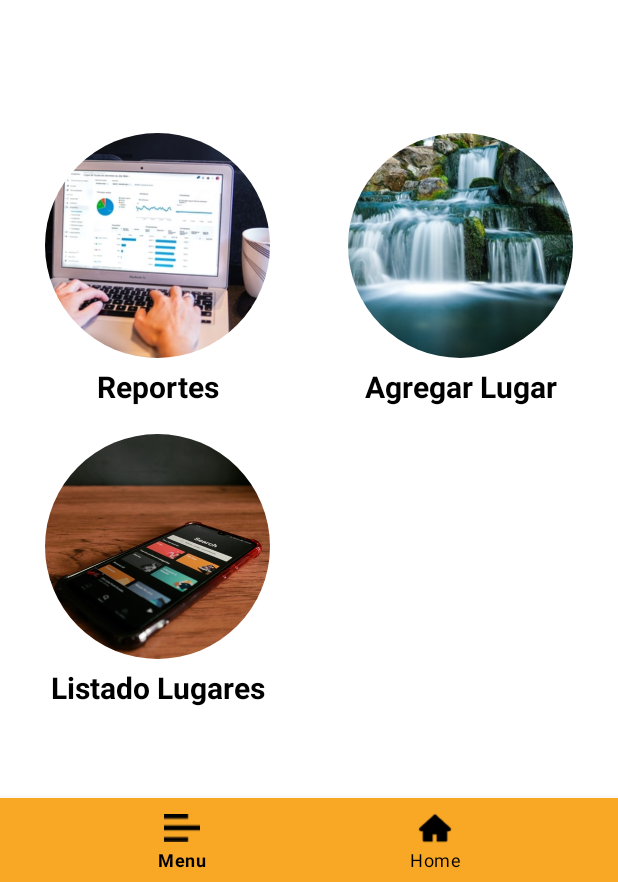
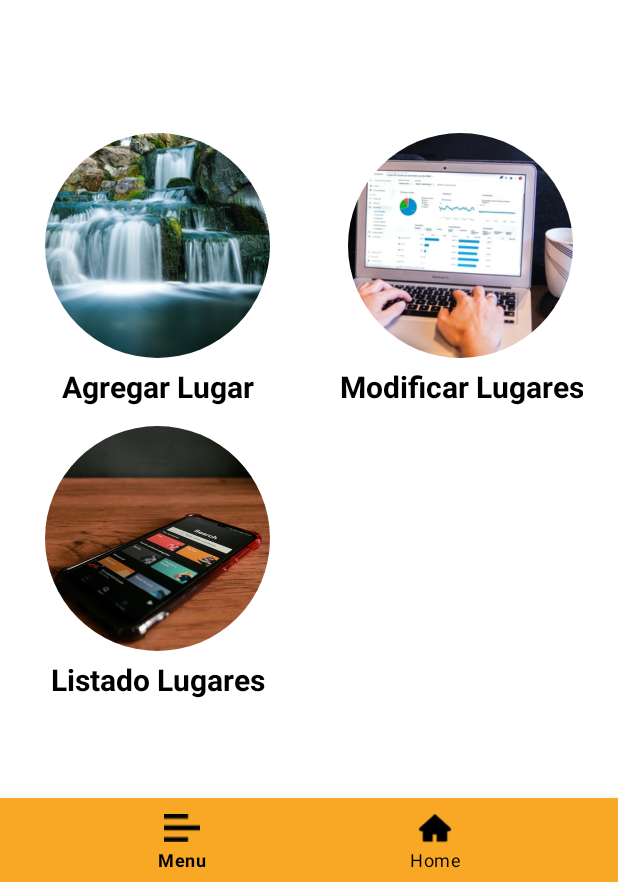
Before and after one commit to Shomira/Turism_Register, an Android app: the HomeFragment screen opened directly, with no data from a screen before it, on a phone screen of 412 x 824 dp, the part 354-1236 px from its top. Run offline under Robolectric (Android 15) with nearby library versions, the phone set to English and light mode, and no system bars; our stand-ins replace CircleImageView, Firebase (no records; nobody signed in at launch, a user with empty details on screens opened directly); 3 statements that could not run were skipped.

Commit message:
cambio de diseño

```diff
--- a/app/build.gradle
+++ b/app/build.gradle
@@ -56,6 +56,7 @@ dependencies {
     //
     implementation 'com.google.firebase:firebase-firestore-ktx'
     implementation 'androidx.fragment:fragment-ktx:1.2.5'
+    implementation 'com.google.firebase:firebase-storage-ktx:20.0.0'
     // Glide
     implementation 'com.github.bumptech.glide:glide:4.12.0'
     annotationProcessor 'com.github.bumptech.glide:compiler:4.12.0'
--- a/app/src/main/java/com/example/turism_register/MainActivity.kt
+++ b/app/src/main/java/com/example/turism_register/MainActivity.kt
@@ -23,7 +23,7 @@ class MainActivity : AppCompatActivity() {
     private val homeFragment = HomeFragment()
     private val profileFragment = ProfileFragment()
     private val aboutusFragment = AboutusFragment()
-    private val repositoryFragment = RepositoryFragment()
+    private val reportesFragment = ReportesFragment()
     private var email = ""
     private var provider = ""
 
@@ -51,7 +51,7 @@ class MainActivity : AppCompatActivity() {
             when (it.itemId) {
                 R.id.navDrawer_profile -> replaceFragment(profileFragment)
                 R.id.navDrawer_aboutUs -> replaceFragment(aboutusFragment)
-                R.id.navDrawer_repository -> replaceFragment(repositoryFragment)
+                R.id.navDrawer_reportes -> replaceFragment(reportesFragment)
                 R.id.sign_out -> {
                     val verAuth: Intent = Intent(this, LoginUserActivity::class.java)
                     FirebaseAuth.getInstance().signOut()
--- a/app/src/main/java/com/example/turism_register/adapters/AdapterLugar.kt
+++ b/app/src/main/java/com/example/turism_register/adapters/AdapterLugar.kt
@@ -8,6 +8,7 @@ import androidx.recyclerview.widget.RecyclerView
 import com.bumptech.glide.Glide
 import com.example.turism_register.R
 import com.example.turism_register.datas_class.Lugar
+import kotlinx.android.synthetic.main.fragment_profile.view.*
 import kotlinx.android.synthetic.main.list_item_lugar.view.*
 import java.lang.IllegalArgumentException
 
@@ -63,7 +64,6 @@ class AdapterLugar(
             Glide.with(activated).load(item.imagen).into(itemView.imgv_imageLugar)
             itemView.tv_nombreLugar.text = item.nombre
             itemView.tv_ubicacionLugar.text = item.provincia + ", " + item.canton + ", " + item.parroquia
-
         }
 
         /*
--- a/app/src/main/java/com/example/turism_register/fragments/HomeFragment.kt
+++ b/app/src/main/java/com/example/turism_register/fragments/HomeFragment.kt
@@ -15,7 +15,7 @@ class HomeFragment : Fragment() {
 
 
     //private val listLugaresFragment = ListLugaresFragment()
-    private val reportesFragment = ReportesFragment()
+    private val modificarLugaresFragment = ModificarLugaresFragment()
     private var email = ""
     override fun onCreateView(
         inflater: LayoutInflater, container: ViewGroup?,
@@ -29,18 +29,16 @@ class HomeFragment : Fragment() {
         super.onViewCreated(view, savedInstanceState)
         (activity as AppCompatActivity).bottom_navegation_view.menu.findItem(R.id.fragmentToReturn).isVisible = false
 
+        val objetoIntent =  (activity as AppCompatActivity).intent
+        email = objetoIntent.getStringExtra("email")!!
+
         imgBtn_addlugar.setOnClickListener {
-            val objetoIntent =  (activity as AppCompatActivity).intent
-            email = objetoIntent.getStringExtra("email")!!
             val addLugarMainFragment = AddLugarMainFragment()
-            var bundle:Bundle = Bundle()
-            bundle.putString("email", email)
-            addLugarMainFragment.arguments = bundle
             replaceFragment(addLugarMainFragment)
         }
 
-        imgBtn_reportes.setOnClickListener {
-            replaceFragment(reportesFragment)
+        imgBtn_modificarLugares.setOnClickListener {
+            replaceFragment(modificarLugaresFragment)
         }
 
         imgBtn_listLugares.setOnClickListener {
@@ -50,6 +48,10 @@ class HomeFragment : Fragment() {
     }
 
     private fun replaceFragment(fragment: Fragment) {
+        var bundle:Bundle = Bundle()
+        bundle.putString("email", email)
+        fragment.arguments = bundle
+
         if (fragment != null) {
             val transaction = (activity as AppCompatActivity).supportFragmentManager.beginTransaction()
             transaction.replace(R.id.fragment_container, fragment)
--- a/app/src/main/java/com/example/turism_register/fragments/RepositoryFragment.kt
+++ b/app/src/main/java/com/example/turism_register/fragments/ModificarLugaresFragment.kt
@@ -12,13 +12,13 @@ import kotlinx.android.synthetic.main.activity_main.*
 /**
  * A simple [Fragment] subclass.
  */
-class RepositoryFragment : Fragment() {
+class ModificarLugaresFragment : Fragment() {
     override fun onCreateView(
         inflater: LayoutInflater, container: ViewGroup?,
         savedInstanceState: Bundle?,
     ): View? {
         // Inflate the layout for this fragment
-        return inflater.inflate(R.layout.fragment_repository, container, false)
+        return inflater.inflate(R.layout.fragment_modificar_lugares, container, false)
     }
 
     override fun onViewCreated(view: View, savedInstanceState: Bundle?) {
--- a/app/src/main/java/com/example/turism_register/fragments/ReportesFragment.kt
+++ b/app/src/main/java/com/example/turism_register/fragments/ReportesFragment.kt
@@ -1,5 +1,6 @@
 package com.example.turism_register.fragments
 
+import android.content.Context
 import android.os.Bundle
 import androidx.fragment.app.Fragment
 import android.view.LayoutInflater
@@ -14,6 +15,9 @@ import kotlinx.android.synthetic.main.activity_main.*
  */
 class ReportesFragment : Fragment() {
 
+    private lateinit var contextF: Context
+    private var email = ""
+
     override fun onCreateView(
         inflater: LayoutInflater, container: ViewGroup?,
         savedInstanceState: Bundle?,
@@ -22,8 +26,16 @@ class ReportesFragment : Fragment() {
         return inflater.inflate(R.layout.fragment_reportes, container, false)
     }
 
+    override fun onAttach(context: Context) {
+        super.onAttach(context)
+        contextF = context
+    }
+
     override fun onViewCreated(view: View, savedInstanceState: Bundle?) {
         super.onViewCreated(view, savedInstanceState)
         (activity as AppCompatActivity).bottom_navegation_view.menu.findItem(R.id.fragmentToReturn).isVisible = true
+
+        val objetoIntent =  (activity as AppCompatActivity).intent
+        email = objetoIntent.getStringExtra("email")!!
     }
 }
--- /dev/null
+++ b/app/src/main/res/drawable/ic_baseline_add_circle_24.xml
@@ -0,0 +1,5 @@
+<vector android:height="40dp" android:tint="#3F3D56"
+    android:viewportHeight="24" android:viewportWidth="24"
+    android:width="40dp" xmlns:android="http://schemas.android.com/apk/res/android">
+    <path android:fillColor="@android:color/white" android:pathData="M12,2C6.48,2 2,6.48 2,12s4.48,10 10,10 10,-4.48 10,-10S17.52,2 12,2zM17,13h-4v4h-2v-4L7,13v-2h4L11,7h2v4h4v2z"/>
+</vector>
--- /dev/null
+++ b/app/src/main/res/drawable/ic_baseline_search_24.xml
@@ -0,0 +1,5 @@
+<vector android:height="30dp" android:tint="?attr/colorControlNormal"
+    android:viewportHeight="24" android:viewportWidth="24"
+    android:width="30dp" xmlns:android="http://schemas.android.com/apk/res/android">
+    <path android:fillColor="@android:color/white" android:pathData="M15.5,14h-0.79l-0.28,-0.27C15.41,12.59 16,11.11 16,9.5 16,5.91 13.09,3 9.5,3S3,5.91 3,9.5 5.91,16 9.5,16c1.61,0 3.09,-0.59 4.23,-1.57l0.27,0.28v0.79l5,4.99L20.49,19l-4.99,-5zM9.5,14C7.01,14 5,11.99 5,9.5S7.01,5 9.5,5 14,7.01 14,9.5 11.99,14 9.5,14z"/>
+</vector>
--- a/app/src/main/res/layout/fragment_home.xml
+++ b/app/src/main/res/layout/fragment_home.xml
@@ -43,49 +43,49 @@
             app:layout_constraintTop_toBottomOf="@+id/imgBtn_addlugar" />
 
         <TextView
-            android:id="@+id/tv_reportes"
-            android:layout_width="150dp"
-            android:layout_height="30dp"
+            android:id="@+id/tv_modificarLugares"
+            android:layout_width="wrap_content"
+            android:layout_height="29dp"
             android:layout_marginTop="5dp"
-            android:text="Reportes"
+            android:text="Modificar Lugares"
             android:textAlignment="center"
             android:textAllCaps="false"
             android:textColor="#000000"
             android:textSize="20sp"
             android:textStyle="bold"
-            app:layout_constraintEnd_toEndOf="@+id/imgBtn_reportes"
-            app:layout_constraintStart_toStartOf="@+id/imgBtn_reportes"
-            app:layout_constraintTop_toBottomOf="@+id/imgBtn_reportes" />
+            app:layout_constraintEnd_toEndOf="@+id/imgBtn_modificarLugares"
+            app:layout_constraintStart_toStartOf="@+id/imgBtn_modificarLugares"
+            app:layout_constraintTop_toBottomOf="@+id/imgBtn_modificarLugares" />
 
         <de.hdodenhof.circleimageview.CircleImageView
             android:id="@+id/imgBtn_listLugares"
             android:layout_width="150dp"
             android:layout_height="150dp"
             android:layout_marginStart="30dp"
-            android:layout_marginTop="15dp"
+            android:layout_marginTop="10dp"
             android:src="@drawable/listadolugares"
             app:layout_constraintStart_toStartOf="parent"
-            app:layout_constraintTop_toBottomOf="@+id/tv_reportes" />
+            app:layout_constraintTop_toBottomOf="@+id/tv_addLugar" />
 
         <de.hdodenhof.circleimageview.CircleImageView
             android:id="@+id/imgBtn_addlugar"
             android:layout_width="150dp"
             android:layout_height="150dp"
+            android:layout_marginStart="30dp"
+            android:layout_marginTop="30dp"
+            android:src="@drawable/addlugar"
+            app:layout_constraintStart_toStartOf="parent"
+            app:layout_constraintTop_toTopOf="parent" />
+
+        <de.hdodenhof.circleimageview.CircleImageView
+            android:id="@+id/imgBtn_modificarLugares"
+            android:layout_width="150dp"
+            android:layout_height="150dp"
             android:layout_marginTop="30dp"
             android:layout_marginEnd="30dp"
-            android:src="@drawable/addlugar"
+            android:src="@drawable/reportes"
             app:layout_constraintEnd_toEndOf="parent"
             app:layout_constraintTop_toTopOf="parent" />
-
-    <de.hdodenhof.circleimageview.CircleImageView
-        android:id="@+id/imgBtn_reportes"
-        android:layout_width="150dp"
-        android:layout_height="150dp"
-        android:layout_marginStart="30dp"
-        android:layout_marginTop="30dp"
-        android:src="@drawable/reportes"
-        app:layout_constraintStart_toStartOf="parent"
-        app:layout_constraintTop_toTopOf="parent"/>
 
 
     </androidx.constraintlayout.widget.ConstraintLayout>
--- a/app/src/main/res/layout/fragment_list_lugares.xml
+++ b/app/src/main/res/layout/fragment_list_lugares.xml
@@ -4,7 +4,7 @@
     xmlns:tools="http://schemas.android.com/tools"
     android:layout_width="match_parent"
     android:layout_height="match_parent"
-    tools:context=".fragments.HomeFragment">
+    tools:context=".fragments.ListLugaresFragment">
 
     <androidx.recyclerview.widget.RecyclerView
         android:id="@+id/recyclerViewLugar"
--- a/app/src/main/res/layout/fragment_repository.xml
+++ b/app/src/main/res/layout/fragment_modificar_lugares.xml
@@ -10,7 +10,7 @@
         android:id="@+id/textView"
         android:layout_width="wrap_content"
         android:layout_height="wrap_content"
-        android:text="Repositorio"
+        android:text="Modificar Lugares"
         android:textAlignment="center"
         android:textColor="#000000"
         android:textSize="25sp"
--- a/app/src/main/res/menu/nav_menu_drawer.xml
+++ b/app/src/main/res/menu/nav_menu_drawer.xml
@@ -14,8 +14,8 @@
         />
 
     <item
-        android:id="@+id/navDrawer_repository"
-        android:title="Repositorio"
+        android:id="@+id/navDrawer_reportes"
+        android:title="Reportes"
         android:icon="@drawable/ic_baseline_description_24"
         />
 
```
Also changed, not shown: app/src/main/java/com/example/turism_register/fragments/AddLugarMainFragment.kt (+66 -4 lines), app/src/main/res/drawable/ic_baseline_post_add_24.xml (added, +9 -0 lines), app/src/main/res/layout/fragment_add_lugar_main.xml (+28 -22 lines), app/src/main/res/layout/fragment_reportes.xml (+6 -5 lines).
